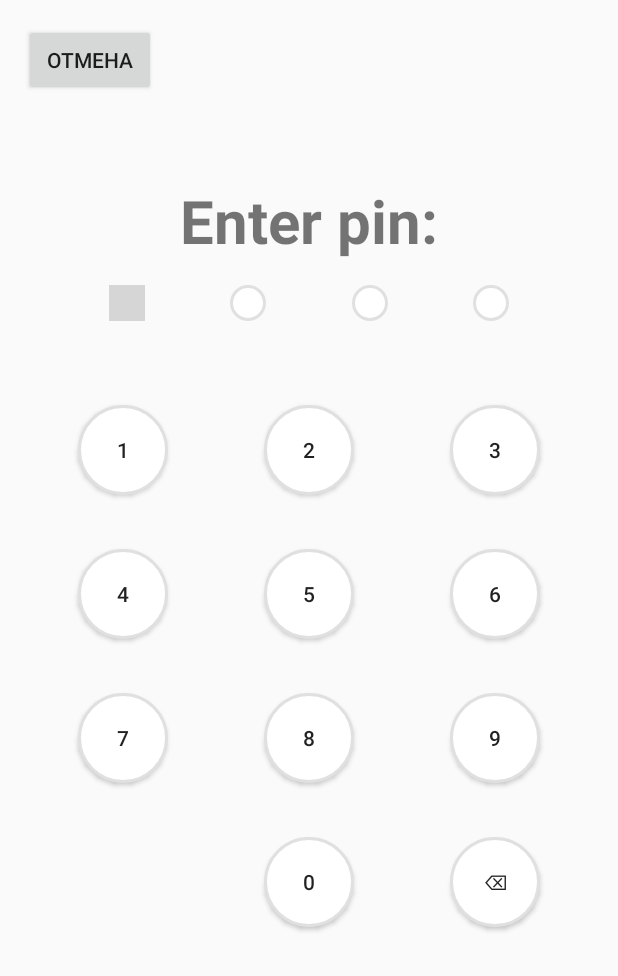
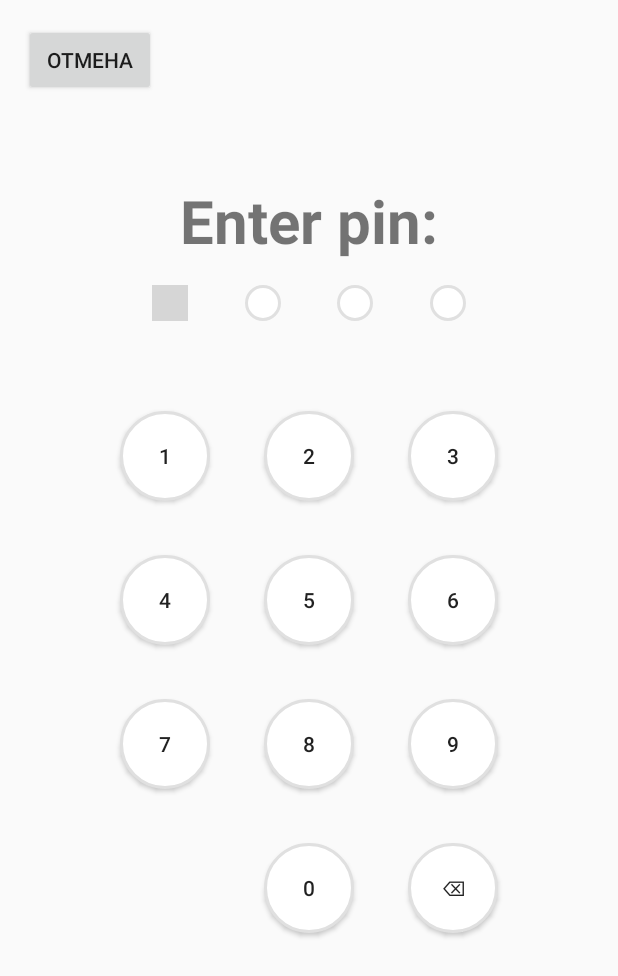
Before and after one commit to daMelkov/Notes, an Android app: the PinActivity screen opened directly, with no data from a screen before it, on a phone screen of 412 x 824 dp. Shown: the top 976 px of the screen. Run offline under Robolectric (Android 15) with nearby library versions, the phone set to English and light mode, and no system bars; grey boxes are pictures that could not be loaded.

Commit message:
pin-activity dimension

```diff
--- a/app/src/main/res/layout/activity_pin.xml
+++ b/app/src/main/res/layout/activity_pin.xml
@@ -30,12 +30,13 @@
 
     <TextView
         android:id="@+id/txt_round_1"
+        style="@style/FilledPin"
+        android:layout_marginStart="48dp"
         android:layout_marginTop="16dp"
         app:layout_constraintEnd_toStartOf="@+id/txt_round_2"
         app:layout_constraintHorizontal_bias="0.5"
         app:layout_constraintStart_toStartOf="parent"
-        app:layout_constraintTop_toBottomOf="@+id/textView"
-        style="@style/FilledPin" />
+        app:layout_constraintTop_toBottomOf="@+id/textView" />
 
     <TextView
         android:id="@+id/txt_round_2"
@@ -55,36 +56,37 @@
 
     <TextView
         android:id="@+id/txt_round_4"
+        style="@style/EmptyPin"
+        android:layout_marginEnd="48dp"
         app:layout_constraintEnd_toEndOf="parent"
         app:layout_constraintHorizontal_bias="0.5"
         app:layout_constraintStart_toEndOf="@+id/txt_round_3"
-        app:layout_constraintTop_toTopOf="@+id/txt_round_3"
-        style="@style/EmptyPin" />
+        app:layout_constraintTop_toTopOf="@+id/txt_round_3" />
 
     <Button
         android:id="@+id/button2"
-        android:layout_marginStart="@dimen/pin_button_space"
-        android:layout_marginTop="56dp"
+        style="@style/PinButton"
+        android:layout_marginEnd="@dimen/pin_button_space"
         android:text="@string/letter_1"
-        app:layout_constraintStart_toStartOf="parent"
-        app:layout_constraintTop_toBottomOf="@+id/txt_round_1"
-        style="@style/PinButton"/>
+        app:layout_constraintEnd_toStartOf="@+id/button3"
+        app:layout_constraintTop_toTopOf="@+id/button3" />
 
     <Button
         android:id="@+id/button3"
+        style="@style/PinButton"
+        android:layout_marginTop="60dp"
         android:text="@string/letter_2"
-        app:layout_constraintEnd_toStartOf="@+id/button4"
-        app:layout_constraintStart_toEndOf="@+id/button2"
-        app:layout_constraintTop_toTopOf="@+id/button2"
-        style="@style/PinButton" />
+        app:layout_constraintEnd_toEndOf="parent"
+        app:layout_constraintStart_toStartOf="parent"
+        app:layout_constraintTop_toBottomOf="@+id/txt_round_1" />
 
     <Button
         android:id="@+id/button4"
-        android:layout_marginEnd="@dimen/pin_button_space"
+        style="@style/PinButton"
+        android:layout_marginStart="@dimen/pin_button_space"
         android:text="@string/letter_3"
-        app:layout_constraintEnd_toEndOf="parent"
-        app:layout_constraintTop_toTopOf="@+id/button3"
-        style="@style/PinButton" />
+        app:layout_constraintStart_toEndOf="@+id/button3"
+        app:layout_constraintTop_toTopOf="@+id/button3" />
 
     <Button
         android:id="@+id/button5"
```
